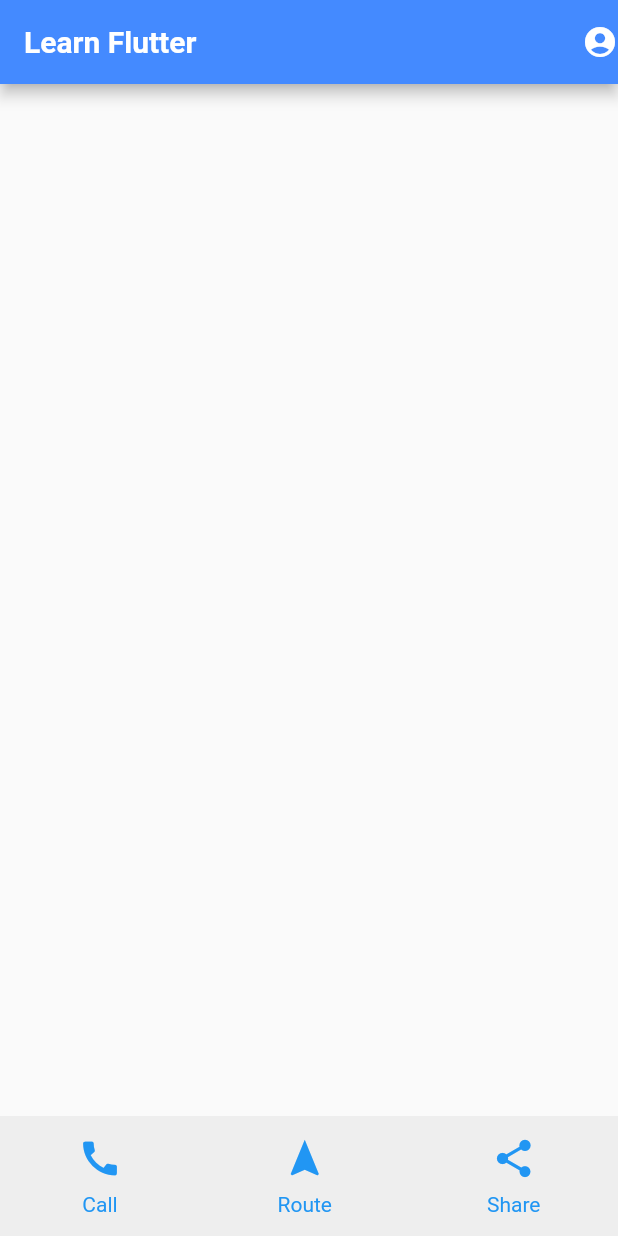
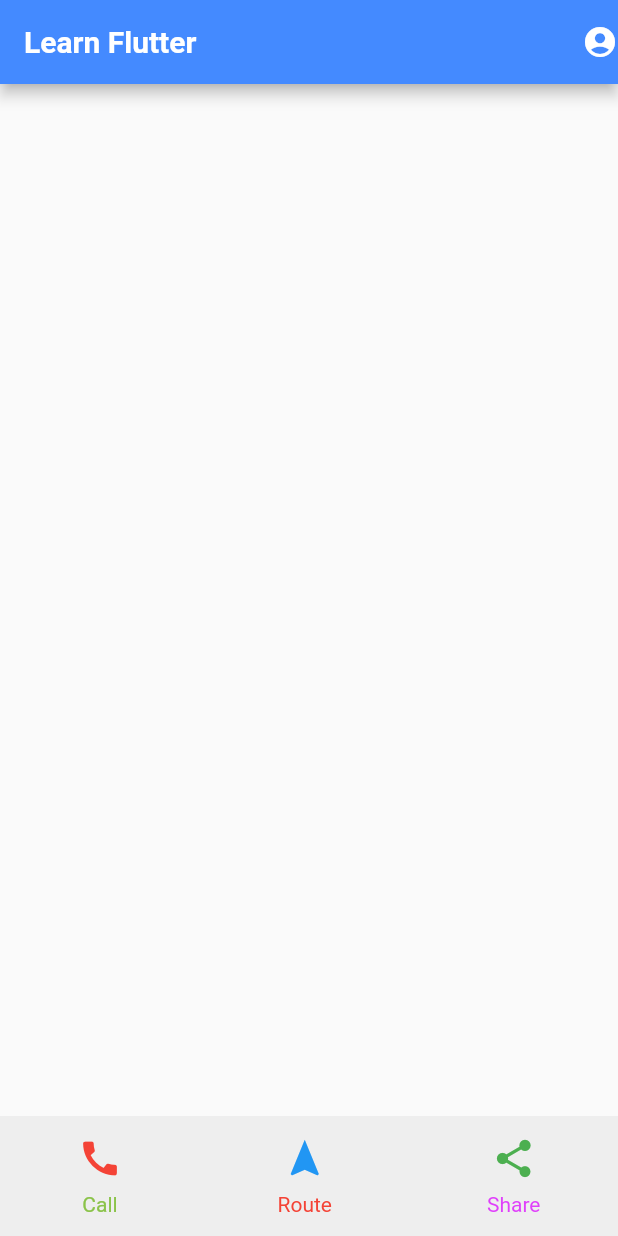
Before and after one commit to rianputrarama/learn-flutter-basic, a Flutter app: the screen it shows after launch, on a phone screen of 412 x 824 dp. Run offline on Flutter 3.47's test engine with Material 2 defaults, Android fonts, the phone set to English and light mode, and no system bars.

Commit message:
add new parameter

```diff
--- a/lib/main.dart
+++ b/lib/main.dart
@@ -49,14 +49,20 @@
                     IconWithLabel(
                       icon: Icons.call,
                       text: "Call",
+                      iconColor: Colors.red,
+                      textColor: Colors.lightGreen,
                     ),
                     IconWithLabel(
                       icon: Icons.navigation,
                       text: "Route",
+                      iconColor: Colors.blue,
+                      textColor: Colors.red,
                     ),
                     IconWithLabel(
                       icon: Icons.share,
                       text: "Share",
+                      iconColor: Colors.green,
+                      textColor: Colors.purpleAccent,
                     ),
                   ],
                 ),
@@ -73,10 +79,14 @@
     Key? key,
     required this.icon,
     required this.text,
+    required this.iconColor,
+    required this.textColor,
   }) : super(key: key);
 
   final IconData icon;
   final String text;
+  final Color iconColor;
+  final Color textColor;
 
   @override
   Widget build(BuildContext context) {
@@ -86,14 +96,14 @@
         Icon(
           icon,
           size: 30,
-          color: Colors.blue,
+          color: iconColor,
         ),
         SizedBox(
           height: 8.0,
         ),
         Text(
           text,
-          style: TextStyle(color: Colors.blue),
+          style: TextStyle(color: textColor),
         ),
       ],
     );
```
